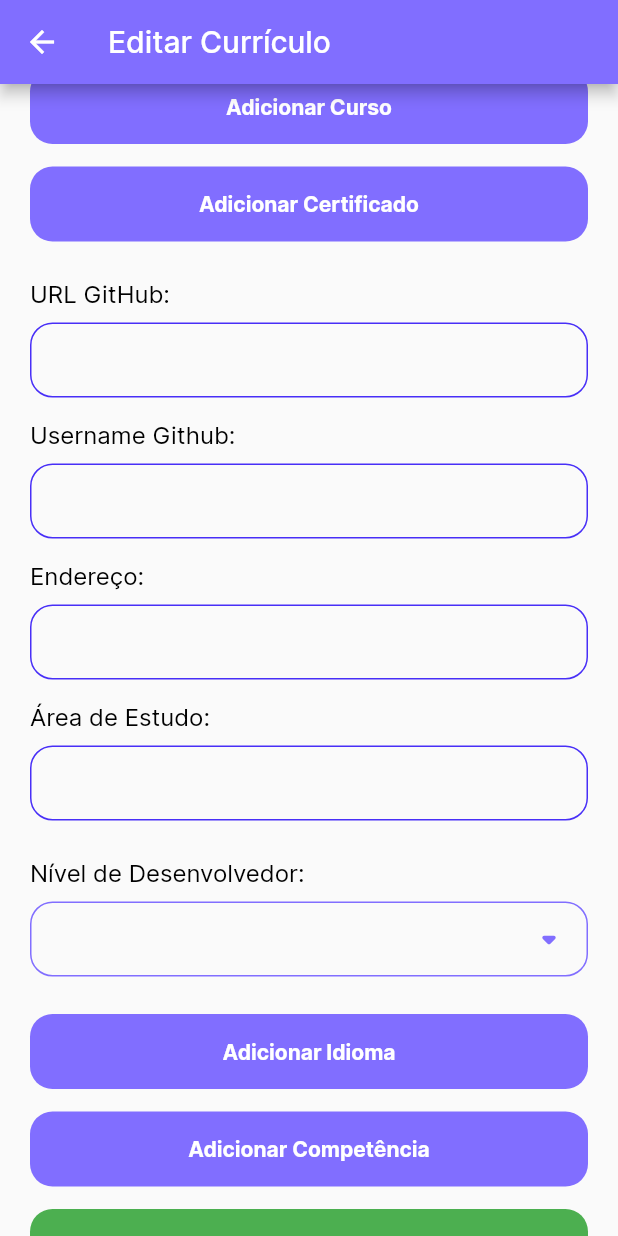
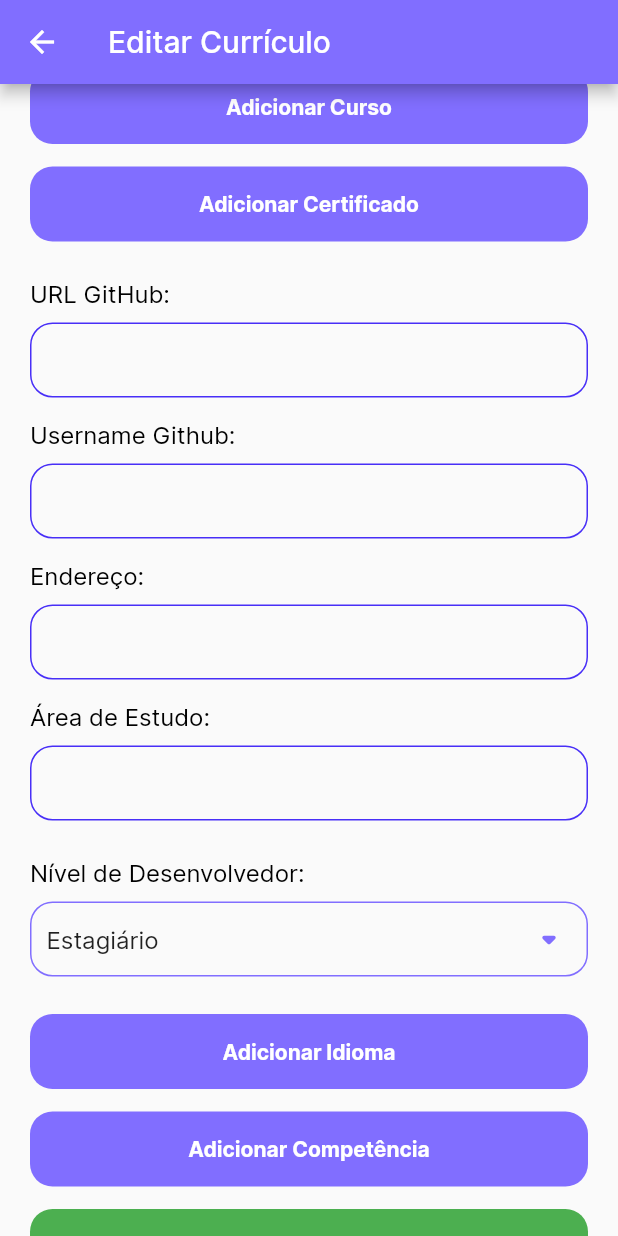
Before and after one commit to GabSauter/Progfile, a Flutter app: the CurriculumEditView screen opened by its route, scrolled down 576 dp, on a phone screen of 412 x 824 dp. Run offline on Flutter 3.47's test engine with Material 2 defaults, Android fonts, the phone set to English and light mode, and no system bars; our stand-ins replace cloud_firestore, firebase_auth, firebase_core, image_picker, permission_handler; accounts and stored records are empty.

Commit message:
fix combo at curriculum edit

```diff
--- a/lib/app/views/curriculum_edit_view.dart
+++ b/lib/app/views/curriculum_edit_view.dart
@@ -206,7 +206,7 @@ class _CurriculumEditViewState extends State<CurriculumEditView> {
               ),
               const SizedBox(height: 10),
               FormDropdown(
-                value: _controller.selectedDegree ?? 'Selecione',
+                value: _controller.selectedDegree ?? 'Estagiário',
                 items: ['Estagiário', 'Júnior', 'Sênior', 'Pleno']
                     .map((grade) => DropdownMenuItem<String>(
                           value: grade,
```
